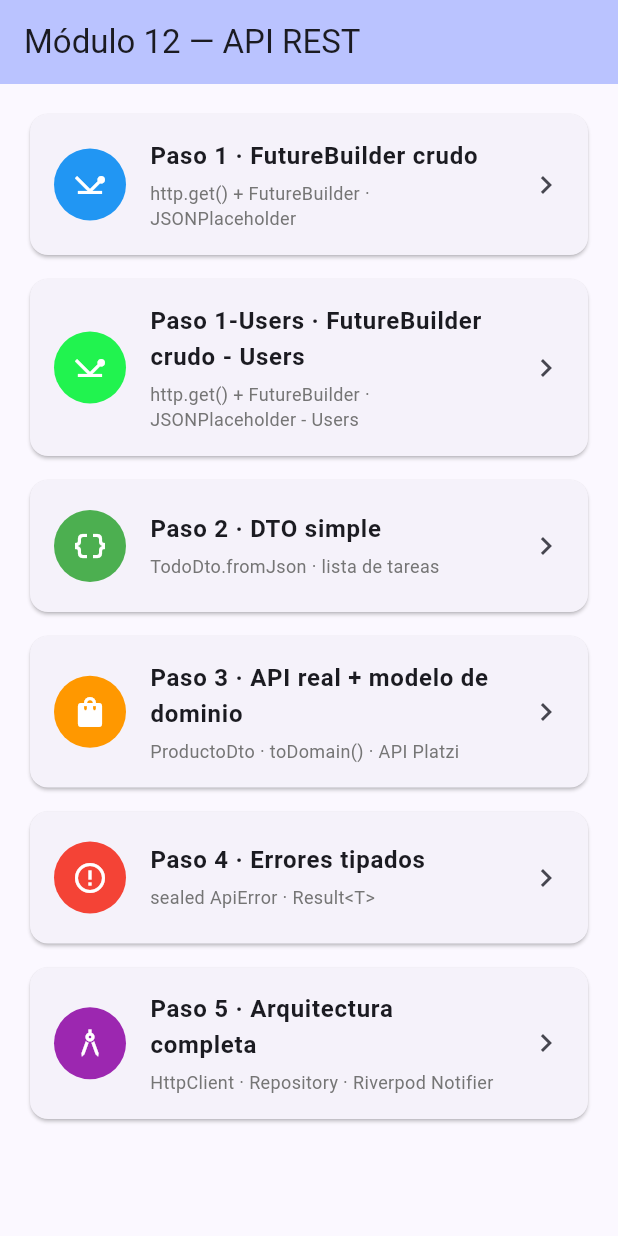
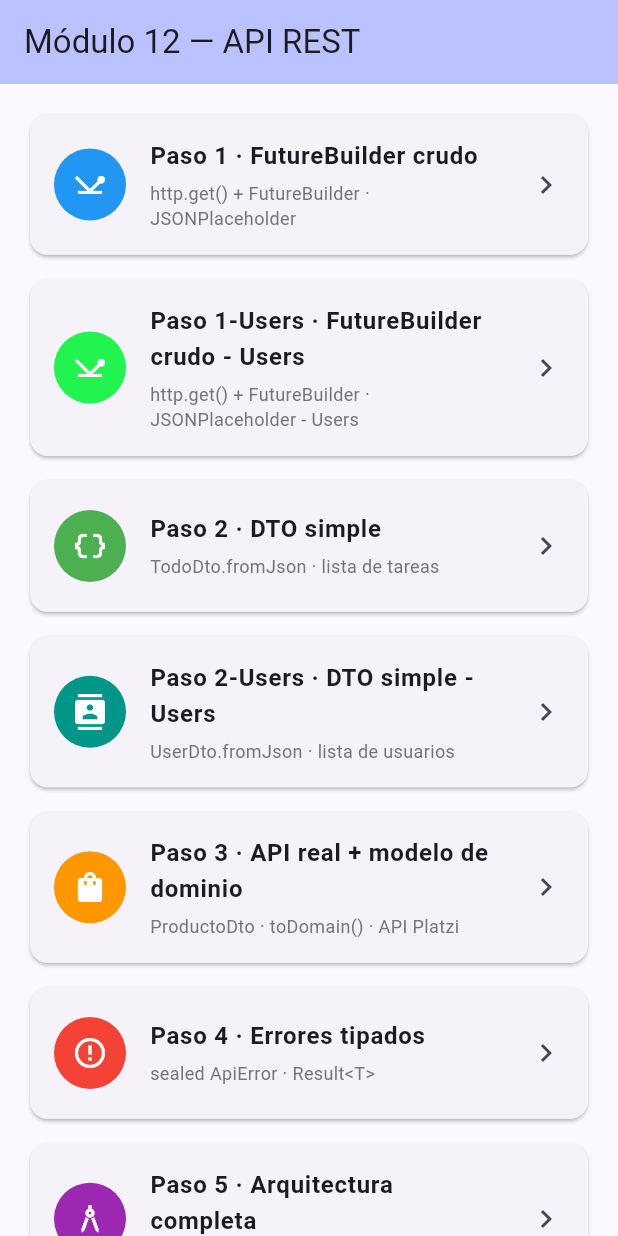
Before and after one commit to SA-1078/programacion_4_manana_colimba, a Flutter app: the screen it shows after launch, on a phone screen of 412 x 824 dp. Run offline on Flutter 3.47's test engine with Material 3 defaults, Android fonts, the phone set to English and light mode, and no system bars; our stand-ins replace flutter_riverpod, go_router.

Commit message:
Clase Jueves 02 de Julio, Modulo12_Api

```diff
--- a/Modulo_3/flutter/modulo12_api/lib/main.dart
+++ b/Modulo_3/flutter/modulo12_api/lib/main.dart
@@ -5,7 +5,9 @@ import 'package:modulo12_api/pantalla_paso1_users.dart';
 
 // ── Importa cada pantalla cuando la crees (descomenta la línea) ──────────────
 import 'pantalla_paso1.dart';   // ← Paso 1
-import 'pantalla_paso2.dart';   // ← descomenta esta línea// import 'pantalla_paso3.dart';   // ← Paso 3
+import 'pantalla_paso2.dart';   // ← descomenta esta línea
+import 'pantalla_paso2_lista_ususarios.dart';
+// import 'pantalla_paso3.dart';   // ← Paso 3
 // import 'pantalla_paso4.dart';   // ← Paso 4
 // import 'pantalla_paso5.dart';   // ← Paso 5
 
@@ -49,19 +51,19 @@ final _router = GoRouter(
     // Paso 1 → cuando termines, reemplaza PantallaTemporal por PantallaPaso1()
     GoRoute(path: '/paso1', builder: (_, __) => const PantallaPaso1()),
 
-    GoRoute(path: '/paso1-users', builder: (_, __) => const PantallaPaso1Users()),
-
     // Paso 2 → reemplaza por PantallaPaso2()
     GoRoute(path: '/paso2', builder: (_, __) => const PantallaPaso2()),
 
+    GoRoute(path: '/paso2-users', builder: (_, __) => const PantallaPaso2ListaUsusarios()),
+
     // Paso 3 → reemplaza por PantallaPaso3()
-    GoRoute(path: '/paso3', builder: (_, __) => const PantallaTemporal(titulo: 'Paso 3 · API real')),
+    //GoRoute(path: '/paso3', builder: (_, __) => const PantallaTemporal(titulo: 'Paso 3 · API real')),
 
     // Paso 4 → reemplaza por PantallaPaso4()
-    GoRoute(path: '/paso4', builder: (_, __) => const PantallaTemporal(titulo: 'Paso 4 · Errores tipados')),
+    //GoRoute(path: '/paso4', builder: (_, __) => const PantallaTemporal(titulo: 'Paso 4 · Errores tipados')),
 
     // Paso 5 → reemplaza por PantallaPaso5()
-    GoRoute(path: '/paso5', builder: (_, __) => const PantallaTemporal(titulo: 'Paso 5 · Arquitectura completa')),
+    //GoRoute(path: '/paso5', builder: (_, __) => const PantallaTemporal(titulo: 'Paso 5 · Arquitectura completa')),
   ],
 );
 
@@ -111,6 +113,14 @@ class PantallaMenu extends StatelessWidget {
         detalle: 'TodoDto.fromJson · lista de tareas',
         icono: Icons.data_object,
         color: Colors.green,
+      ),
+      _PasoInfo(
+        ruta: '/paso2-users',
+        titulo: 'Paso 2-Users',
+        subtitulo: 'DTO simple - Users',
+        detalle: 'UserDto.fromJson · lista de usuarios',
+        icono: Icons.contacts,
+        color: Colors.teal,
       ),
       _PasoInfo(
         ruta: '/paso3',
--- a/Modulo_3/flutter/modulo12_api/lib/todo_dto.dart
+++ b/Modulo_3/flutter/modulo12_api/lib/todo_dto.dart
@@ -9,6 +9,8 @@ class TodoDto {
     required this.completed,
   });
 
+  bool get pendiente => !completed;
+
   factory TodoDto.fromJson(Map<String, dynamic> json) => TodoDto(
     id:        json['id']        as int,
     title:     json['title']     as String,
--- /dev/null
+++ b/Modulo_3/flutter/modulo12_api/lib/user_dto.dart
@@ -0,0 +1,20 @@
+class UserDto {
+  final int id;
+  final String name;
+  final String email;
+  final String website;
+
+  const UserDto({
+    required this.id,
+    required this.name,
+    required this.email,
+    required this.website,
+  });
+
+  factory UserDto.fromJson(Map<String, dynamic> json) => UserDto(
+    id:      json['id']      as int,
+    name:    json['name']    as String,
+    email:   json['email']   as String,
+    website: json['website'] as String,
+  );
+}
```
Also changed, not shown: Modulo_3/flutter/modulo12_api/lib/pantalla_paso2.dart (+22 -3 lines), Modulo_3/flutter/modulo12_api/lib/pantalla_paso2_lista_ususarios.dart (+70 -28 lines).
